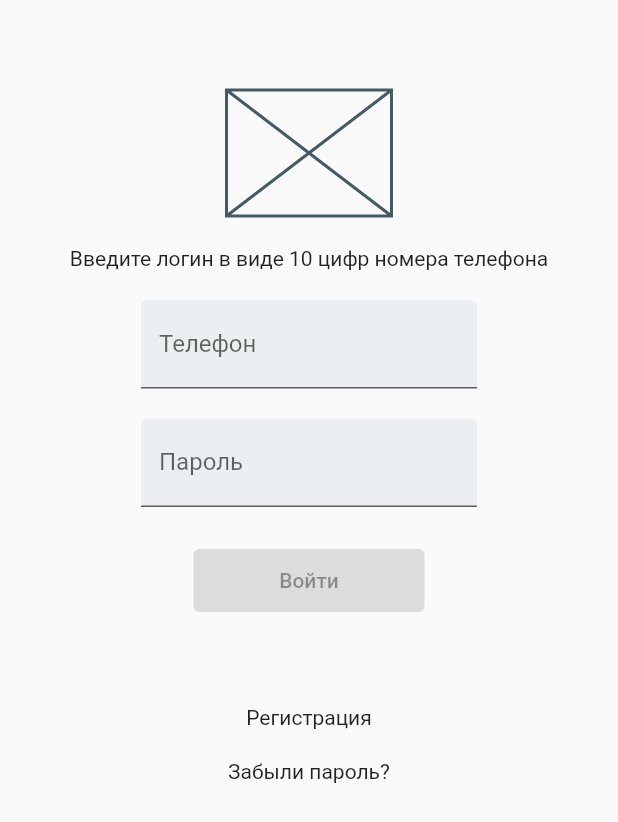
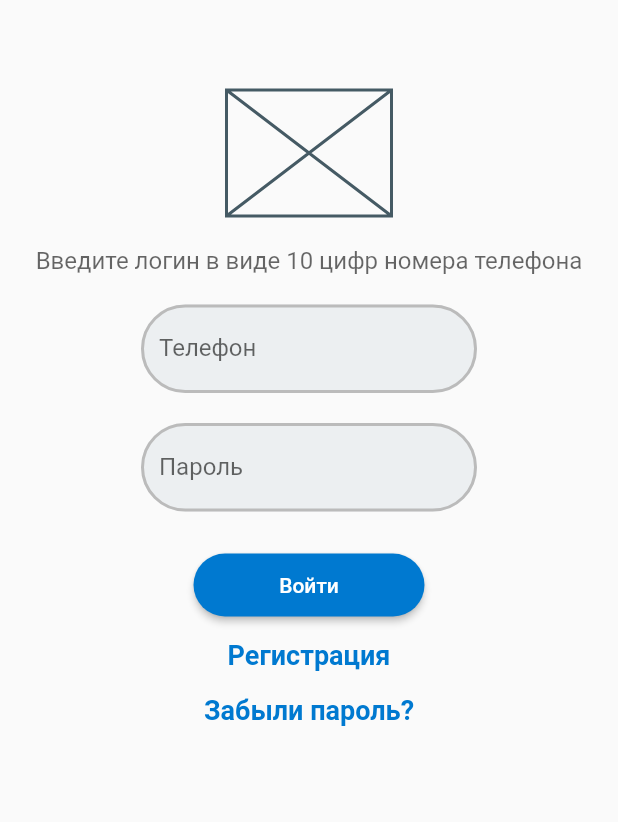
Before and after one commit to DjonikUfa/auth_screen1, a Flutter app: the screen it shows after launch, on a phone screen of 412 x 824 dp. Shown: the top 822 px of the screen. Run offline on Flutter 3.47's test engine with Material 2 defaults, Android fonts, the phone set to English and light mode, and no system bars.

Commit message:
Добавлена стилизация виджетов формы авторизации

```diff
--- a/lib/main.dart
+++ b/lib/main.dart
@@ -10,45 +10,72 @@ class MyApp extends StatelessWidget {
   // This widget is the root of your application.
   @override
   Widget build(BuildContext context) {
+    const borderStyle = OutlineInputBorder(
+        borderRadius: BorderRadius.all(Radius.circular(36)),
+        borderSide: BorderSide(
+            color: const Color(0xFFbbbbbb), width: 2));
+    const LinkTextStyle =  TextStyle(
+      fontSize:18,
+      fontWeight: FontWeight.bold,
+      color: Color(0xFF0079D0)
+    );
     return MaterialApp(
-     home: Scaffold
-       (body: Container(
+        home: Scaffold(
+            body: Container(
               width: double.infinity,
-         child: Column(children: const [
-           SizedBox(height:60),
+              child: Column(children: [
+                SizedBox(height: 60),
                 SizedBox(width: 110, height: 84, child: Placeholder(),),
-           SizedBox(height:20),
-           Text('Введите логин в виде 10 цифр номера телефона'),
-           SizedBox(height:20),
-           SizedBox(width: 224,
+                SizedBox(height: 20),
+                Text('Введите логин в виде 10 цифр номера телефона',
+                  style: TextStyle(fontSize:16, color: Color.fromRGBO(0, 0, 0, 0.6)),
+                ),
+                SizedBox(height: 20),
+                const SizedBox(width: 224,
                   child: TextField(
                     decoration: InputDecoration(
                       filled: true,
                       fillColor: Color(0xFFeceff1),
+                      enabledBorder: borderStyle,
+                      focusedBorder: borderStyle,
                       labelText: 'Телефон',
                     ),
                   ),
                 ),
-           SizedBox(height:20),
-           SizedBox(width: 224,
+                SizedBox(height: 20),
+                const SizedBox(width: 224,
                   child: TextField(
                     obscureText: true,
                     decoration: InputDecoration(
                       filled: true,
                       fillColor: Color(0xFFeceff1),
+                      enabledBorder: borderStyle,
+                      focusedBorder: borderStyle,
                       labelText: 'Пароль',
                     ),
                   ),
                 ),
-           SizedBox(height:28),
-           SizedBox(width:154, height: 42,
-               child: ElevatedButton(onPressed: null, child: Text ('Войти'))),
-           SizedBox(height:62),
-           InkWell(child: Text('Регистрация'),onTap: null,),
-           SizedBox(height:20),
-           InkWell(child: Text('Забыли пароль?'),onTap: null,)
-     ],),
-       ))
+                SizedBox(height: 28),
+                SizedBox(width: 154, height: 42, child:
+                  ElevatedButton(onPressed: () {}, child: Text('Войти'),
+                    style: ElevatedButton.styleFrom (
+                      primary: Color(0xFF0079D0),
+                      shape: RoundedRectangleBorder(
+                        borderRadius: BorderRadius.circular(22.0),
+                        ),
+                    ),
+                  ),
+                ),
+                SizedBox(height: 15),
+                InkWell(child: const Text('Регистрация', style: LinkTextStyle),
+                    onTap: () {}),
+                SizedBox(height: 16),
+                InkWell(child: const Text('Забыли пароль?', style: LinkTextStyle),
+                    onTap: () {}),
+              ],
+              ),
+        )
+        )
     );
   }
 }
```
Lines whose indentation alone changed are shown as unchanged.
